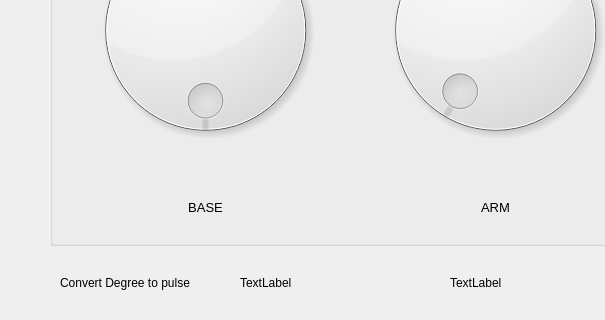
Before: the Qt Designer form flashlamp.ui in myconfix/flashlampPC, drawn with Qt 5; both pictures show x 0 to 605 and y 355 to 675 of the 711 by 675 pixel window.
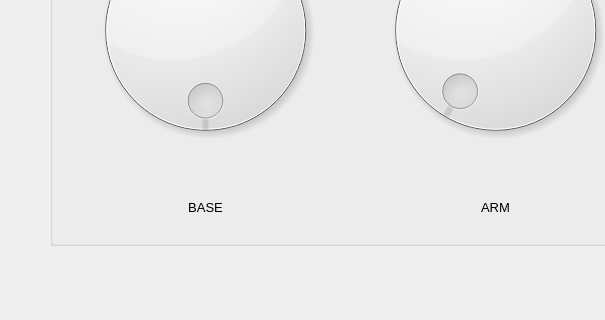
After: the same form once the commit is applied.

```diff
--- a/flashlamp.ui
+++ b/flashlamp.ui
@@ -236,45 +236,6 @@
     </layout>
    </widget>
   </widget>
-  <widget class="QLabel" name="label_6">
-   <property name="geometry">
-    <rect>
-     <x>60</x>
-     <y>630</y>
-     <width>221</width>
-     <height>16</height>
-    </rect>
-   </property>
-   <property name="text">
-    <string>Convert Degree to pulse</string>
-   </property>
-  </widget>
-  <widget class="QLabel" name="base_pulse_label">
-   <property name="geometry">
-    <rect>
-     <x>240</x>
-     <y>630</y>
-     <width>55</width>
-     <height>16</height>
-    </rect>
-   </property>
-   <property name="text">
-    <string>TextLabel</string>
-   </property>
-  </widget>
-  <widget class="QLabel" name="arm_pulse_label">
-   <property name="geometry">
-    <rect>
-     <x>450</x>
-     <y>630</y>
-     <width>55</width>
-     <height>16</height>
-    </rect>
-   </property>
-   <property name="text">
-    <string>TextLabel</string>
-   </property>
-  </widget>
  </widget>
  <layoutdefault spacing="6" margin="11"/>
  <resources/>
```
Left out of the diff: 2 changed lines with no effect on the pictures.
